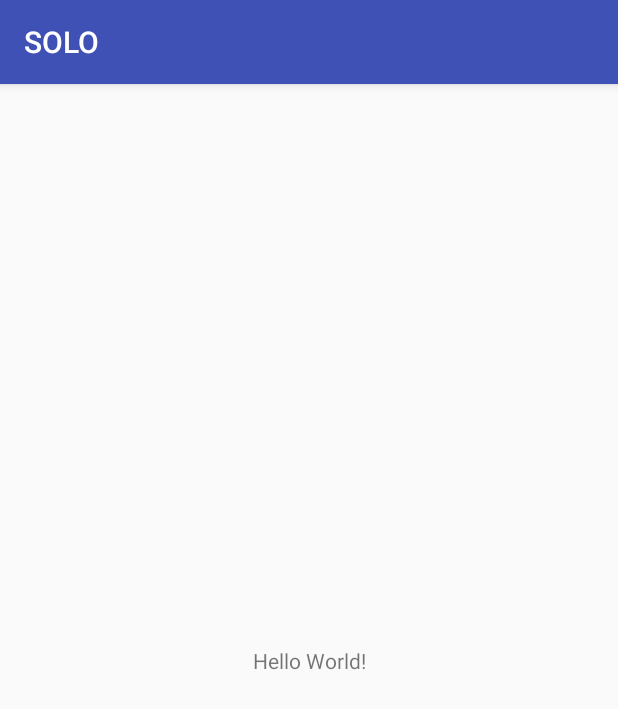
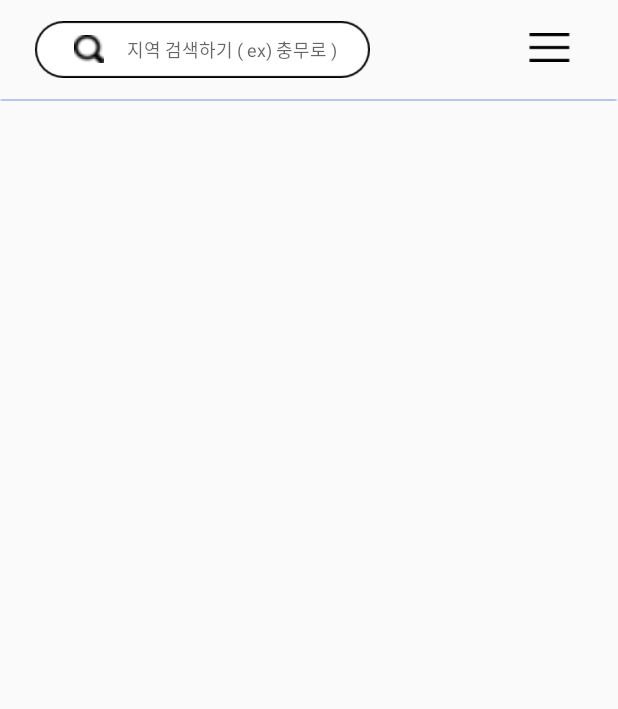
Before and after one commit to seongjikang/soloProject, an Android app: the MainActivity screen opened directly, with no data from a screen before it, on a phone screen of 412 x 824 dp. Shown: the top 709 px of the screen. Run offline under Robolectric (Android 15) with nearby library versions, the phone set to English and light mode, and no system bars.

Commit message:
메인 화면개발1
* 검색 창 개발
* 설정 버튼 이미지 넣기

ref #12

```diff
--- a/android/app/src/main/java/solo/shinhan/com/solo/MainActivity.java
+++ b/android/app/src/main/java/solo/shinhan/com/solo/MainActivity.java
@@ -1,10 +1,11 @@
 package solo.shinhan.com.solo;
 
+import android.app.Activity;
 import android.content.pm.ActivityInfo;
 import android.support.v7.app.AppCompatActivity;
 import android.os.Bundle;
 
-public class MainActivity extends AppCompatActivity {
+public class MainActivity extends Activity {
 
     @Override
     protected void onCreate(Bundle savedInstanceState) {
--- a/android/app/src/main/res/layout/activity_main.xml
+++ b/android/app/src/main/res/layout/activity_main.xml
@@ -1,18 +1,63 @@
 <?xml version="1.0" encoding="utf-8"?>
-<android.support.constraint.ConstraintLayout xmlns:android="http://schemas.android.com/apk/res/android"
-    xmlns:app="http://schemas.android.com/apk/res-auto"
+<RelativeLayout
+    xmlns:android="http://schemas.android.com/apk/res/android"
     xmlns:tools="http://schemas.android.com/tools"
     android:layout_width="match_parent"
-    android:layout_height="match_parent"
-    tools:context=".MainActivity">
+    android:layout_height="match_parent" >
 
-    <TextView
-        android:layout_width="wrap_content"
+    <RelativeLayout
+        android:layout_width="223dp"
+        android:layout_height="38dp"
+        android:layout_alignParentStart="true"
+        android:layout_alignTop="@+id/setting_btn"
+        android:layout_marginStart="23dp"
+        android:layout_marginTop="-4dp"
+        android:background="@drawable/search_background">
+
+        <ImageView
+            android:layout_width="20dp"
+            android:layout_height="20dp"
+            android:layout_alignParentLeft="true"
+            android:layout_alignParentStart="true"
+            android:layout_centerVertical="true"
+            android:layout_marginLeft="26dp"
+            android:layout_marginStart="26dp"
+            android:src="@drawable/search_icon">
+
+        </ImageView>
+
+        <EditText
+            android:layout_width="162dp"
+            android:layout_height="wrap_content"
+            android:layout_alignParentEnd="true"
+            android:layout_alignParentRight="true"
+            android:layout_centerVertical="true"
+            android:background="@android:color/transparent"
+            android:hint="지역 검색하기 ( ex) 충무로 )"
+            android:textSize="12dp" />
+
+    </RelativeLayout>
+
+
+    <ImageView
+        android:id="@+id/setting_btn"
+        android:layout_width="28dp"
         android:layout_height="wrap_content"
-        android:text="Hello World!"
-        app:layout_constraintBottom_toBottomOf="parent"
-        app:layout_constraintLeft_toLeftOf="parent"
-        app:layout_constraintRight_toRightOf="parent"
-        app:layout_constraintTop_toTopOf="parent" />
+        android:layout_alignParentEnd="true"
+        android:layout_alignParentTop="true"
+        android:layout_marginEnd="31dp"
+        android:layout_marginTop="18dp"
+        android:src="@drawable/setting"
+        android:layout_marginRight="31dp"
+        android:layout_alignParentRight="true" />
 
-</android.support.constraint.ConstraintLayout>
+    <ImageView
+        android:layout_width="match_parent"
+        android:layout_height="wrap_content"
+        android:layout_alignParentStart="true"
+        android:layout_alignParentTop="true"
+        android:layout_marginTop="66dp"
+        android:src="@drawable/line1" />
+
+
+</RelativeLayout>
```
Also changed, not shown: android/app/src/main/res/drawable/line1.png (added), android/app/src/main/res/drawable/search_background.png (added), android/app/src/main/res/drawable/search_icon.png (added), android/app/src/main/res/drawable/setting.png (added).
